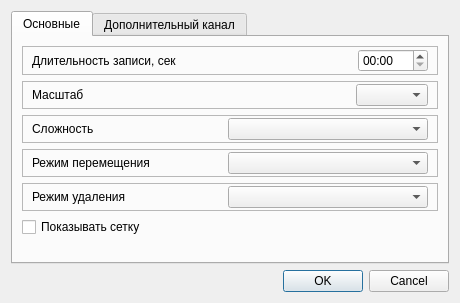
Before: the Qt Designer form metodics/trenagers/tetris/trentetrisparamsdialog.ui in grigp/a-analyser, drawn with Qt 5.
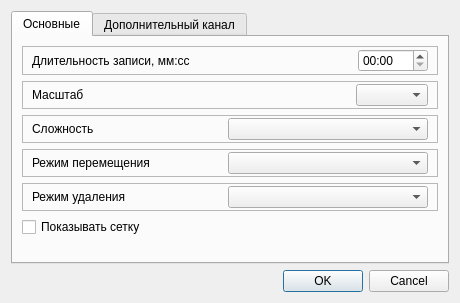
After: the same form once the commit is applied. Icons and pictures are not drawn.

Patch:
```diff
--- a/metodics/trenagers/tetris/trentetrisparamsdialog.ui
+++ b/metodics/trenagers/tetris/trentetrisparamsdialog.ui
@@ -42,7 +42,7 @@
           <item>
            <widget class="QLabel" name="lblGameTime">
             <property name="text">
-             <string>Длительность записи, сек</string>
+             <string>Длительность записи, мм:сс</string>
             </property>
            </widget>
           </item>
```
